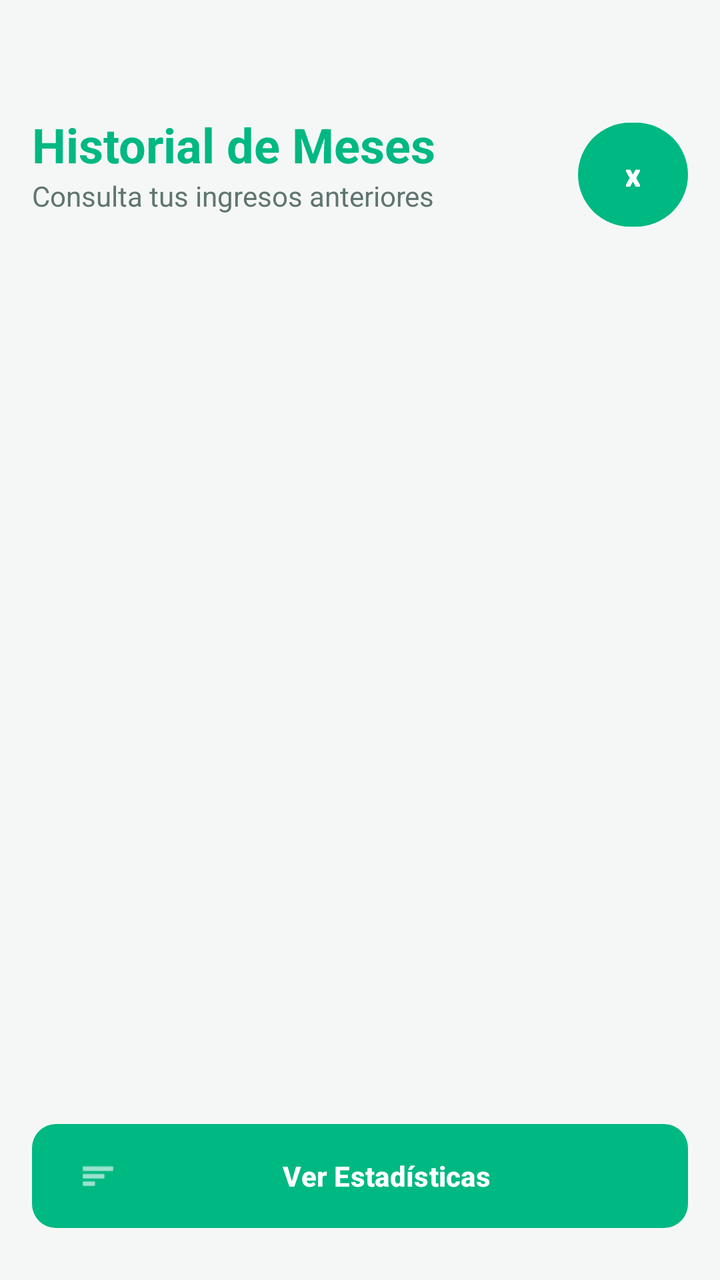
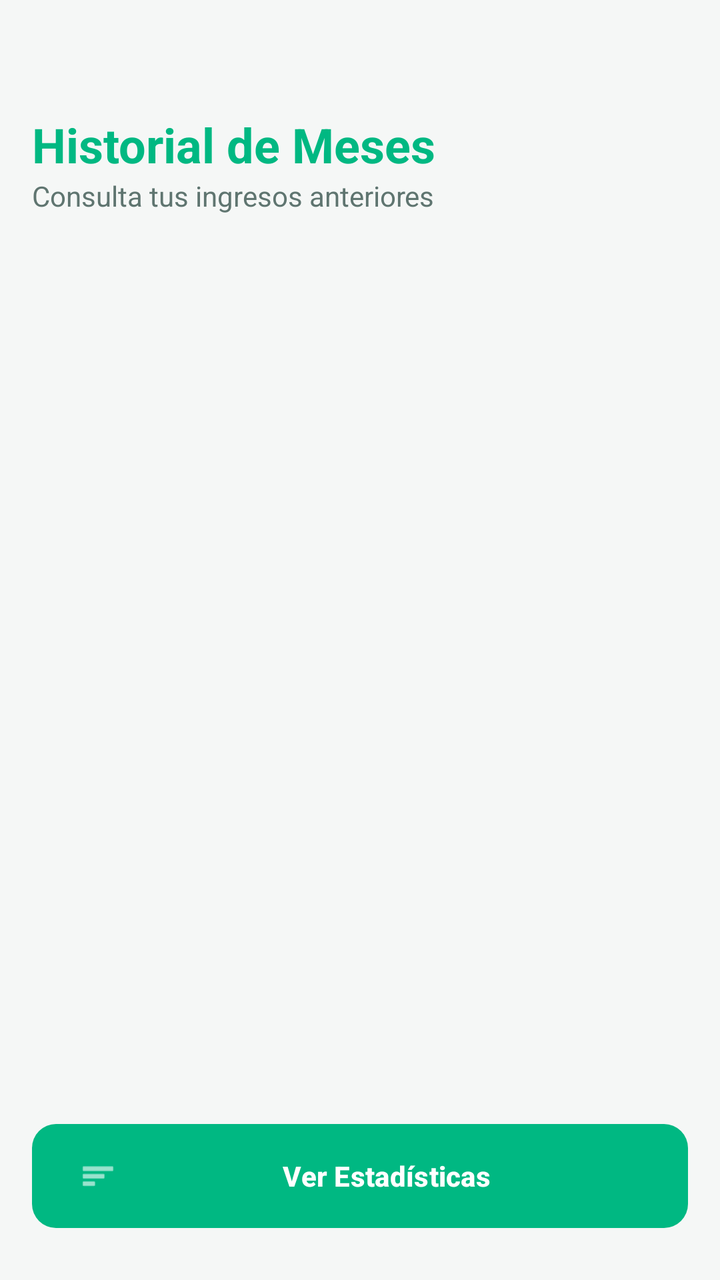

Two renders of the same Android screen: before a commit and after it. Below are the layout's source before the change and the commit's diff.
<!-- AndroidManifest.xml: application theme Theme.SCalc -->
<!-- res/layout/activity_historial.xml -->
<?xml version="1.0" encoding="utf-8"?>
<androidx.constraintlayout.widget.ConstraintLayout
    xmlns:android="http://schemas.android.com/apk/res/android"
    xmlns:app="http://schemas.android.com/apk/res-auto"
    xmlns:tools="http://schemas.android.com/tools"
    android:layout_width="match_parent"
    android:layout_height="match_parent"
    android:background="@color/scalc_background"
    android:padding="16dp">

    <TextView
        android:id="@+id/tvTituloHistorial"
        android:layout_width="wrap_content"
        android:layout_height="wrap_content"
        android:text="@string/historial_de_meses"
        android:textSize="24sp"
        android:textStyle="bold"
        android:textColor="@color/scalc_primary"
        app:layout_constraintTop_toTopOf="parent"
        app:layout_constraintStart_toStartOf="parent"
        android:layout_marginTop="40dp"/>

    <TextView
        android:id="@+id/tvSubtitulo"
        android:layout_width="wrap_content"
        android:layout_height="wrap_content"
        android:text="@string/consulta_tus_ingresos_anteriores"
        android:textSize="14sp"
        android:textColor="@color/text_secondary"
        app:layout_constraintTop_toBottomOf="@id/tvTituloHistorial"
        app:layout_constraintStart_toStartOf="parent"/>

    <Button
        android:id="@+id/btnAyuda"
        android:layout_width="55dp"
        android:layout_height="60dp"
        android:layout_marginBottom="6dp"
        app:layout_constraintBottom_toTopOf="@id/rvHistorial"
        app:layout_constraintEnd_toEndOf="parent"
        android:text="x"
        android:textSize="16sp"
        android:textStyle="bold" />

    <androidx.recyclerview.widget.RecyclerView
        android:id="@+id/rvHistorial"
        android:layout_width="match_parent"
        android:layout_height="500dp"
        android:layout_marginTop="16dp"
        android:scrollbars="vertical"
        app:layout_constraintTop_toBottomOf="@id/tvSubtitulo"
        app:layout_constraintStart_toStartOf="parent"
        app:layout_constraintEnd_toEndOf="parent"
        tools:listitem="@layout/item_ticket"/>


    <TextView
        android:id="@+id/tvEmptyState"
        android:layout_width="wrap_content"
        android:layout_height="wrap_content"
        android:text="@string/no_hay_registros_guardados_a_n"
        android:textSize="16sp"
        android:textColor="@color/text_secondary"
        android:visibility="gone"
        app:layout_constraintTop_toTopOf="parent"
        app:layout_constraintBottom_toBottomOf="parent"
        app:layout_constraintStart_toStartOf="parent"
        app:layout_constraintEnd_toEndOf="parent"/>

    <com.google.android.material.button.MaterialButton
        android:id="@+id/btnEstadisticas"
        android:layout_width="match_parent"
        android:layout_height="60dp"
        android:layout_marginBottom="6dp"
        android:text="Ver Estadísticas"
        android:textStyle="bold"
        app:icon="@android:drawable/ic_menu_sort_by_size"
        app:backgroundTint="@color/scalc_primary"
        android:textColor="@color/white"
        app:cornerRadius="12dp"
        app:layout_constraintBottom_toBottomOf="parent"/>

</androidx.constraintlayout.widget.ConstraintLayout>
<!-- res/layout/item_ticket.xml (included above) -->
<?xml version="1.0" encoding="utf-8"?>
<androidx.cardview.widget.CardView
    xmlns:android="http://schemas.android.com/apk/res/android"
    xmlns:app="http://schemas.android.com/apk/res-auto"
    android:layout_width="match_parent"
    android:layout_height="wrap_content"
    android:layout_marginHorizontal="16dp"
    android:layout_marginVertical="8dp"
    app:cardCornerRadius="16dp"
    app:cardElevation="4dp"
    app:cardBackgroundColor="@color/scalc_card_background"> <androidx.constraintlayout.widget.ConstraintLayout
    android:layout_width="match_parent"
    android:layout_height="wrap_content"
    android:padding="16dp">

    <TextView
        android:id="@+id/tvItemMes"
        android:layout_width="wrap_content"
        android:layout_height="wrap_content"
        android:text="OCTUBRE 2025"
        android:textStyle="bold"
        android:textSize="16sp"
        android:textColor="@color/text_primary"
        app:layout_constraintStart_toStartOf="parent"
        app:layout_constraintTop_toTopOf="parent" />

    <TextView
        android:id="@+id/tvItemEstado"
        android:layout_width="wrap_content"
        android:layout_height="wrap_content"
        android:text="Activo"
        android:textSize="12sp"
        android:textColor="@color/text_secondary"
        android:layout_marginTop="4dp"
        app:layout_constraintStart_toStartOf="parent"
        app:layout_constraintTop_toBottomOf="@id/tvItemMes" />

    <TextView
        android:id="@+id/tvItemDinero"
        android:layout_width="wrap_content"
        android:layout_height="wrap_content"
        android:text="1,250.00 €"
        android:textSize="20sp"
        android:textStyle="bold"
        android:textColor="@color/scalc_primary"
        app:layout_constraintEnd_toEndOf="parent"
        app:layout_constraintTop_toTopOf="parent"
        app:layout_constraintBottom_toBottomOf="@id/tvItemEstado" />

    <View
        android:id="@+id/divider"
        android:layout_width="match_parent"
        android:layout_height="1dp"
        android:background="#1A000000"
        android:layout_marginTop="12dp"
        app:layout_constraintTop_toBottomOf="@id/tvItemEstado"/>

    <LinearLayout
        android:layout_width="match_parent"
        android:layout_height="wrap_content"
        android:orientation="horizontal"
        android:layout_marginTop="8dp"
        app:layout_constraintTop_toBottomOf="@id/divider">

        <TextView
            android:id="@+id/tvItemResumen"
            android:layout_width="wrap_content"
            android:layout_height="wrap_content"
            android:text="120 Pedidos  •  85 Horas"
            android:textColor="@color/text_secondary"
            android:textSize="13sp"/>
    </LinearLayout>

</androidx.constraintlayout.widget.ConstraintLayout>
</androidx.cardview.widget.CardView>
<!-- resources referenced by this layout -->
<resources>
  <color name="scalc_background">#F5F7F6</color>
  <color name="scalc_card_background">#FFFFFF</color>
  <color name="scalc_primary">#00B882</color>
  <color name="text_primary">@color/scalc_dark</color>
  <color name="text_secondary">#5F7570</color>
  <color name="white">#FFFFFFFF</color>
  <string name="consulta_tus_ingresos_anteriores">Consulta tus ingresos anteriores</string>
  <string name="historial_de_meses">Historial de Meses</string>
  <string name="no_hay_registros_guardados_a_n">No hay registros guardados aún</string>
  <style name="Theme.SCalc" parent="Base.Theme.SCalc" />
  <color name="scalc_dark">#075E54</color>
  <style name="Base.Theme.SCalc" parent="Theme.Material3.DayNight.NoActionBar">
  
          <item name="colorPrimary">@color/scalc_primary</item>
          <item name="colorPrimaryVariant">@color/scalc_dark</item>
          <item name="colorOnPrimary">@color/white</item> <item name="colorSecondary">@color/scalc_accent</item>
          <item name="colorOnSecondary">@color/white</item>
  
          <item name="android:colorBackground">@color/scalc_background</item>
          <item name="android:windowBackground">@color/scalc_background</item>
  
          <item name="android:textColor">@color/text_primary</item>
  
          <item name="android:statusBarColor">@color/scalc_primary</item>
          <item name="android:windowLightStatusBar">false</item> </style>
  <color name="scalc_accent">#4DB6AC</color>
</resources>

<!-- the commit's change to res/layout/activity_historial.xml (unified diff, before → after) -->
@@ -29,17 +29,6 @@
         android:textColor="@color/text_secondary"
         app:layout_constraintTop_toBottomOf="@id/tvTituloHistorial"
         app:layout_constraintStart_toStartOf="parent"/>
-
-    <Button
-        android:id="@+id/btnAyuda"
-        android:layout_width="55dp"
-        android:layout_height="60dp"
-        android:layout_marginBottom="6dp"
-        app:layout_constraintBottom_toTopOf="@id/rvHistorial"
-        app:layout_constraintEnd_toEndOf="parent"
-        android:text="x"
-        android:textSize="16sp"
-        android:textStyle="bold" />
 
     <androidx.recyclerview.widget.RecyclerView
         android:id="@+id/rvHistorial"
